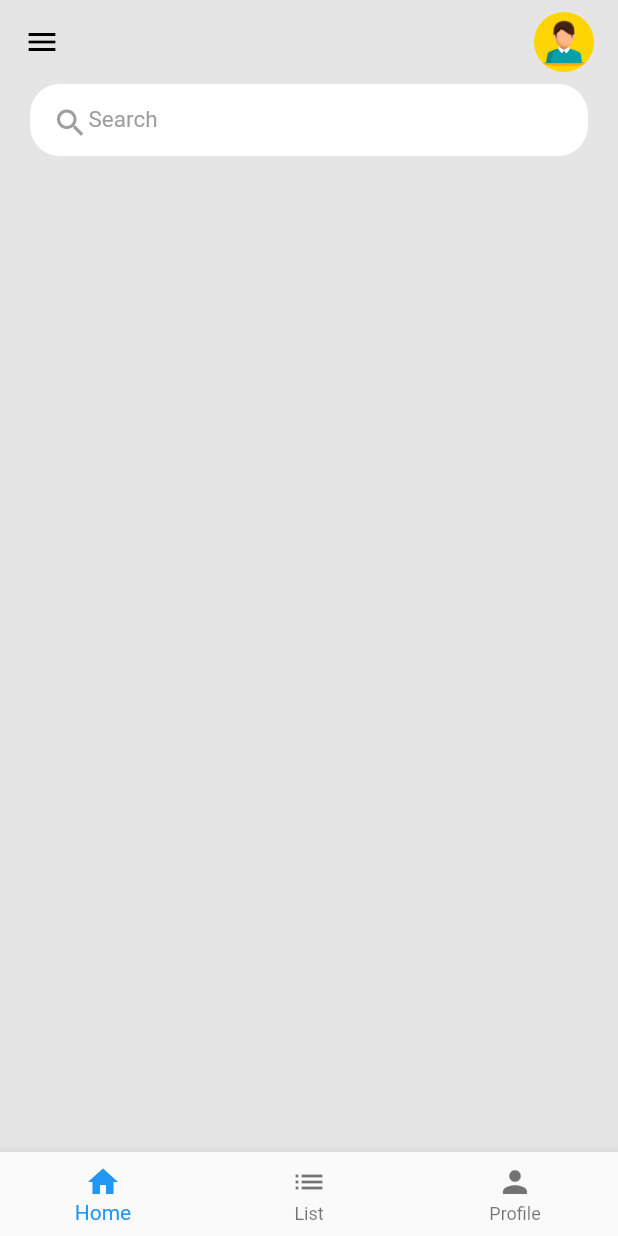
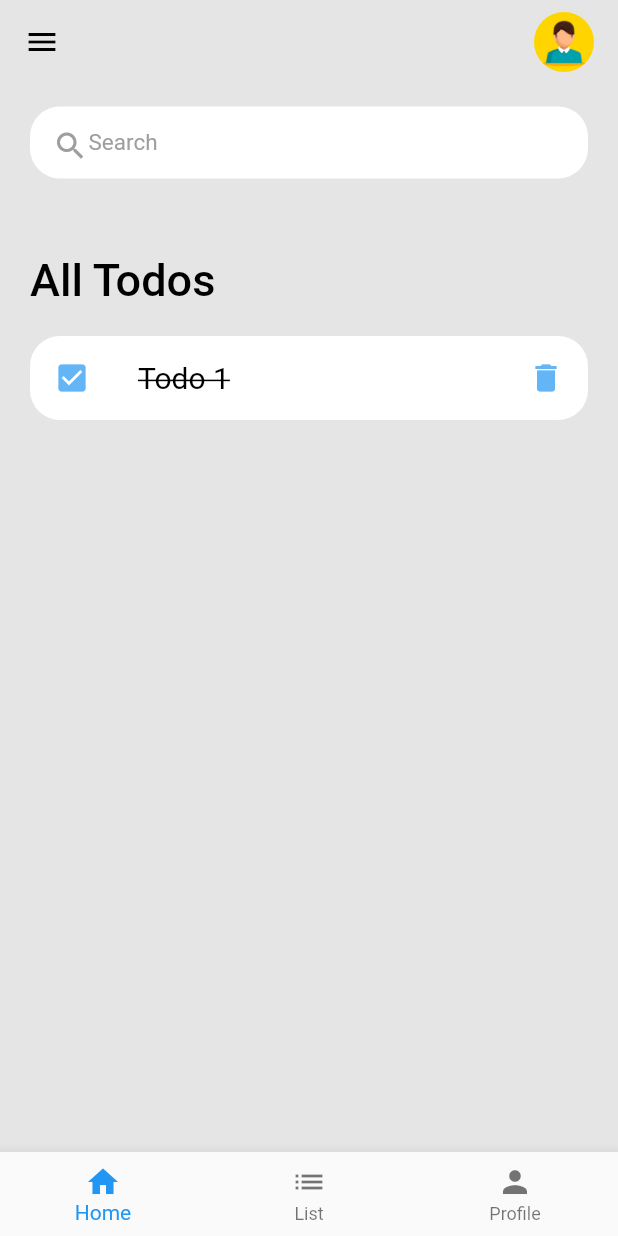
Before and after one commit to amjadjibon/todoapp, a Flutter app: the screen it shows after launch, on a phone screen of 412 x 824 dp. Run offline on Flutter 3.47's test engine with Material 2 defaults, Android fonts, the phone set to English and light mode, and no system bars.

Commit message:
todolist widget added

```diff
--- a/lib/pages/home.dart
+++ b/lib/pages/home.dart
@@ -3,6 +3,7 @@ import 'package:flutter/material.dart';
 import 'package:todoapp/constants/colors.dart';
 import 'package:todoapp/widgets/appbar.dart';
 import 'package:todoapp/widgets/search_box.dart';
+import 'package:todoapp/widgets/todo_items.dart';
 
 import '../widgets/bottom_navbar.dart';
 
@@ -21,13 +22,45 @@ class _HomeState extends State<Home> {
       appBar: const BuildAppbar(),
       bottomNavigationBar: buildBottomNavigationBar(),
       body: Container(
-        padding: const EdgeInsets.symmetric(horizontal: 20),
+        padding: const EdgeInsets.symmetric(
+          horizontal: 20,
+          vertical: 15,
+        ),
         child: Column(
           children: [
             searchBox(),
+            _buildExpandedTodoList(),
           ],
         ),
       ),
     );
   }
+
+  Expanded _buildExpandedTodoList() {
+    return Expanded(
+      child: ListView(
+        children: [
+          _buildAllTodoText(),
+          const TodoItems(),
+        ],
+      ),
+    );
+  }
+
+  Container _buildAllTodoText() {
+    return Container(
+          margin: const EdgeInsets.only(
+            top: 50,
+            bottom: 20,
+          ),
+          child: const Text(
+            'All Todos',
+            style: TextStyle(
+              color: Colors.black,
+              fontSize: 30,
+              fontWeight: FontWeight.w500,
+            ),
+          ),
+        );
+  }
 }
--- /dev/null
+++ b/lib/widgets/todo_items.dart
@@ -0,0 +1,35 @@
+import 'package:flutter/material.dart';
+import 'package:todoapp/constants/colors.dart';
+
+class TodoItems extends StatelessWidget {
+  const TodoItems({Key? key}) : super(key: key);
+
+  @override
+  Widget build(BuildContext context) {
+    return Container(
+      child: ListTile(
+        onTap: () {},
+        shape: RoundedRectangleBorder(
+          borderRadius: BorderRadius.circular(20),
+        ),
+        tileColor: Colors.white,
+        leading: const Icon(
+          Icons.check_box,
+          color: todoBlue,
+        ),
+        title: const Text(
+          'Todo 1',
+          style: TextStyle(
+            color: Colors.black,
+            fontSize: 20,
+            decoration: TextDecoration.lineThrough,
+          ),
+        ),
+        trailing: const Icon(
+          Icons.delete,
+          color: todoBlue,
+        ),
+      ),
+    );
+  }
+}
```
